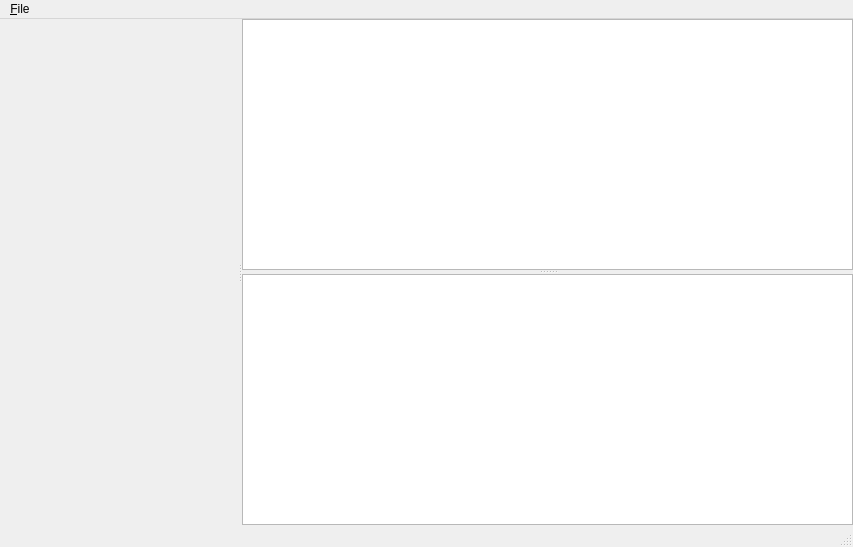
First picture: the form in mainwindow.ui, repository Serge45/GCodeViz, before the edit.
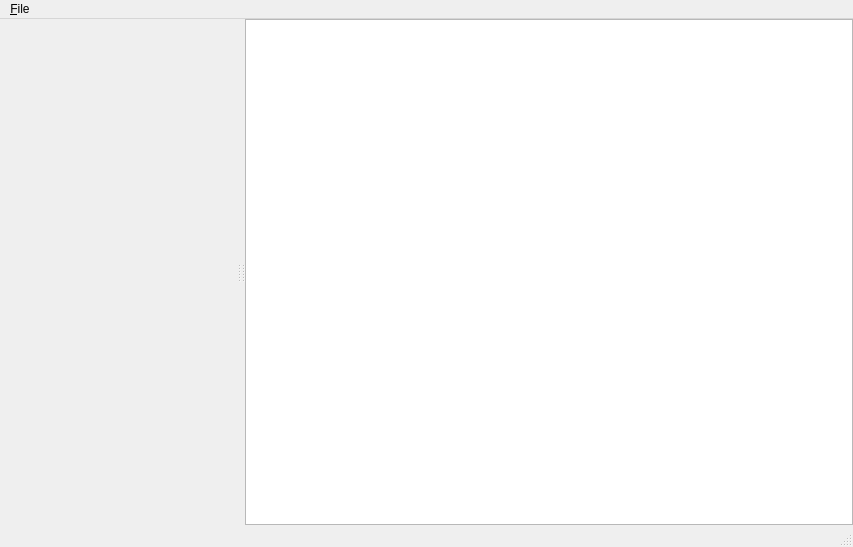
Second picture: the form after the edit. Custom widgets are drawn as their Qt base class.

Commit message: refactor: remove list view for g-code and motion command  - use plain text view to display g-code instead  - convert to motion command while saving rather than loading g-code file.

The edit to the form file:
```diff
--- a/mainwindow.ui
+++ b/mainwindow.ui
@@ -41,9 +41,8 @@
        <property name="orientation">
         <enum>Qt::Vertical</enum>
        </property>
-       <widget class="QListWidget" name="gcodeListWidget"/>
-       <widget class="QListWidget" name="commandListWidget"/>
       </widget>
+      <widget class="QPlainTextEdit" name="gcodeView"/>
      </widget>
     </item>
    </layout>
```
The commit also changes 3 other files.
